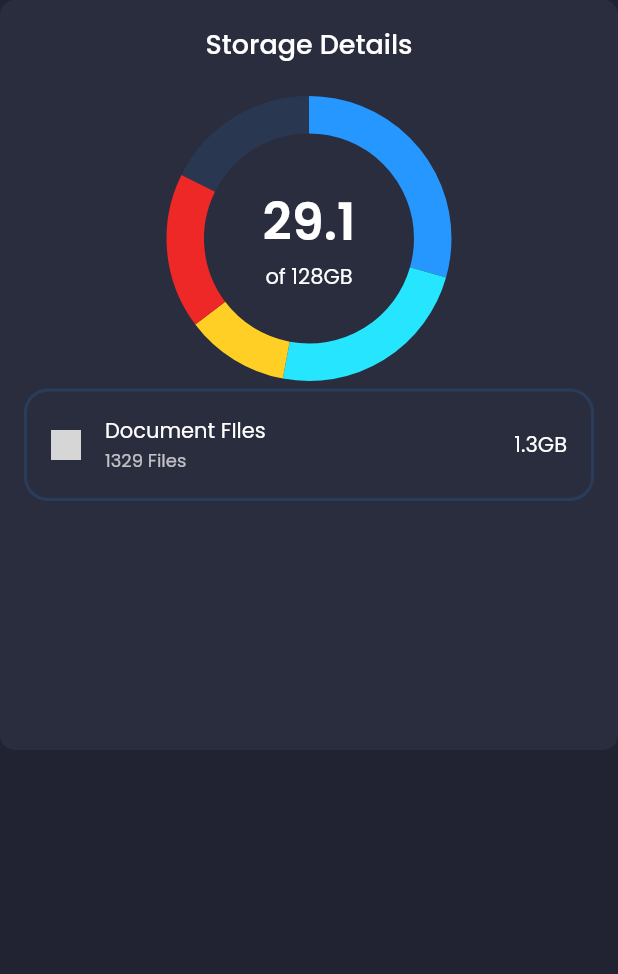
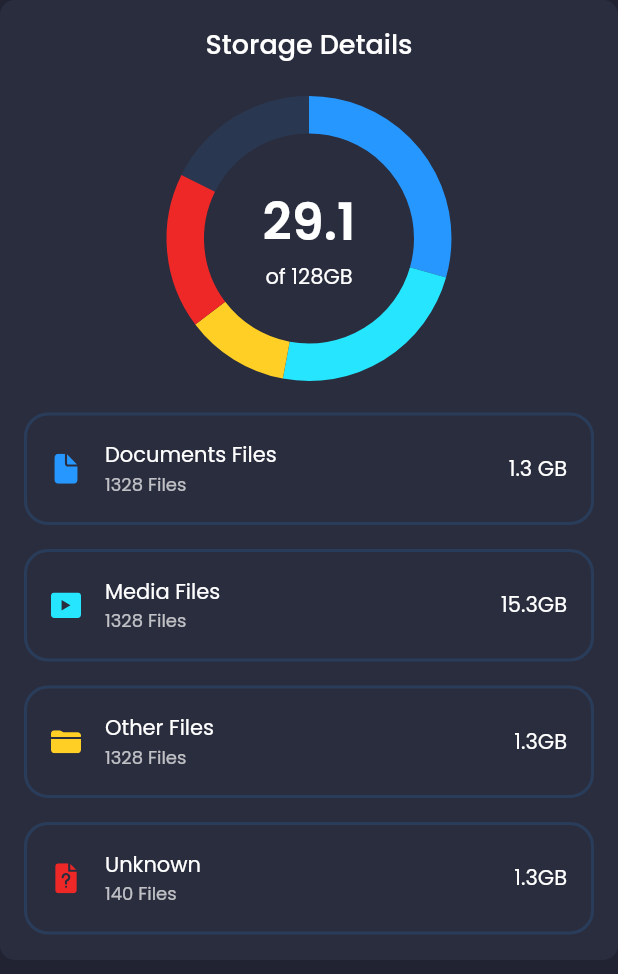
Before and after one commit to jgwng/admin_app, a Flutter app: the StorageDetails widget shown alone on an empty page, opened directly, on a phone screen of 412 x 824 dp. Shown: the top 974 px of the screen. Run offline on Flutter 3.47's test engine with Material 2 defaults, Android fonts, the light colour scheme and no system bars; drawn by our look-alikes of fl_chart; our stand-ins replace flutter_svg, google_fonts; grey boxes are pictures that could not be loaded.

Commit message:
06/28 commit

```diff
--- a/lib/components/recent_files.dart
+++ b/lib/components/recent_files.dart
@@ -54,7 +54,7 @@ DataRow recentFileDataRow(RecentFile fileInfo,BuildContext context){
 
         ),
         DataCell(Text(fileInfo.date!,style: Theme.of(context).textTheme.subtitle2,)),
-        DataCell(Text('FileInfo.size',style: Theme.of(context).textTheme.subtitle2))
+        DataCell(Text(fileInfo.size!,style: Theme.of(context).textTheme.subtitle2))
       ]
   );
 }
--- a/lib/components/storage_details.dart
+++ b/lib/components/storage_details.dart
@@ -1,3 +1,4 @@
+import 'package:adminapp/components/storage_info_card.dart';
 import 'package:adminapp/constants/constants.dart';
 import 'package:fl_chart/fl_chart.dart';
 import 'package:flutter/material.dart';
@@ -7,7 +8,7 @@ class StorageDetails extends StatelessWidget{
   Widget build(BuildContext context) {
     return Container(
       padding: EdgeInsets.all(defaultPadding),
-      height: 500,
+      height: 640,
       decoration: BoxDecoration(
         color: secondaryColor,
         borderRadius: const BorderRadius.all(Radius.circular(10)),
@@ -49,39 +50,16 @@ class StorageDetails extends StatelessWidget{
                 ],
               )
           ),
-          //StorageInfoCard - 5개 정도 추가하기
-          Container(
-            padding : EdgeInsets.all(defaultPadding),
-            decoration: BoxDecoration(
-                border : Border.all(
-                    width: 2,color: primaryColor.withOpacity(0.15)),
-                borderRadius  : const BorderRadius.all(
-                  Radius.circular(defaultPadding),
-                )
+          ListView.builder(
+            itemCount: 4,
+            itemBuilder: (ctx,i) => StorageInfoCard(
+              svgSrc: "assets/icons/${storageImageAddress[i]}.svg",
+              title: storageTitle[i],
+              amountOfFiles: storageAmount[i],
+              numOfFiles: storageFiles[i],
             ),
-            child : Row(
-              children: [
-                SizedBox(
-                  height :20,
-                  width: 20,
-                  child: Image.asset(''),
-                ),
-                Expanded(
-                  child:
-                  Padding(
-                      padding: EdgeInsets.symmetric(horizontal: defaultPadding),
-                      child : Column(
-                        crossAxisAlignment: CrossAxisAlignment.start,
-                        children: [
-                          Text('Document FIles',maxLines: 1,overflow: TextOverflow.ellipsis,),
-                          Text('1329 Files',style: Theme.of(context).textTheme.caption!.copyWith(color: Colors.white70),)
-                        ],
-                      )
-                  ),),
-                Text('1.3GB')
-              ],
-            ),
-          )
+            shrinkWrap: true,
+          ),
         ],
       ),
 
--- /dev/null
+++ b/lib/components/storage_info_card.dart
@@ -0,0 +1,62 @@
+import 'package:adminapp/constants/constants.dart';
+import 'package:flutter/material.dart';
+import 'package:flutter_svg/flutter_svg.dart';
+
+class StorageInfoCard extends StatelessWidget {
+  const StorageInfoCard({
+    Key? key,
+    required this.title,
+    required this.svgSrc,
+    required this.amountOfFiles,
+    required this.numOfFiles,
+  }) : super(key: key);
+
+  final String title, svgSrc, amountOfFiles;
+  final int numOfFiles;
+
+  @override
+  Widget build(BuildContext context) {
+    return Container(
+      margin: EdgeInsets.only(top: defaultPadding),
+      padding: EdgeInsets.all(defaultPadding),
+      decoration: BoxDecoration(
+        border: Border.all(width: 2, color: primaryColor.withOpacity(0.15)),
+        borderRadius: const BorderRadius.all(
+          Radius.circular(defaultPadding),
+        ),
+      ),
+      child: Row(
+        children: [
+          SizedBox(
+            height: 20,
+            width: 20,
+            child: SvgPicture.asset(svgSrc),
+          ),
+          Expanded(
+            child: Padding(
+              padding: const EdgeInsets.symmetric(horizontal: defaultPadding),
+              child: Column(
+                crossAxisAlignment: CrossAxisAlignment.start,
+                children: [
+                  Text(
+                    title,
+                    maxLines: 1,
+                    overflow: TextOverflow.ellipsis,
+                  ),
+                  Text(
+                    "$numOfFiles Files",
+                    style: Theme.of(context)
+                        .textTheme
+                        .caption!
+                        .copyWith(color: Colors.white70),
+                  ),
+                ],
+              ),
+            ),
+          ),
+          Text(amountOfFiles)
+        ],
+      ),
+    );
+  }
+}
--- a/lib/constants/constants.dart
+++ b/lib/constants/constants.dart
@@ -5,3 +5,8 @@ const secondaryColor = Color(0xFF2A2D3E);
 const bgColor = Color(0xFF212332);
 
 const defaultPadding = 16.0;
+
+const List<String> storageImageAddress = ['Documents','media','folder','unknown'];
+const List<String> storageTitle = ['Documents Files','Media Files','Other Files','Unknown'];
+const List<String> storageAmount = ['1.3 GB','15.3GB','1.3GB','1.3GB'];
+const List<int> storageFiles = [1328,1328,1328,140];
```
